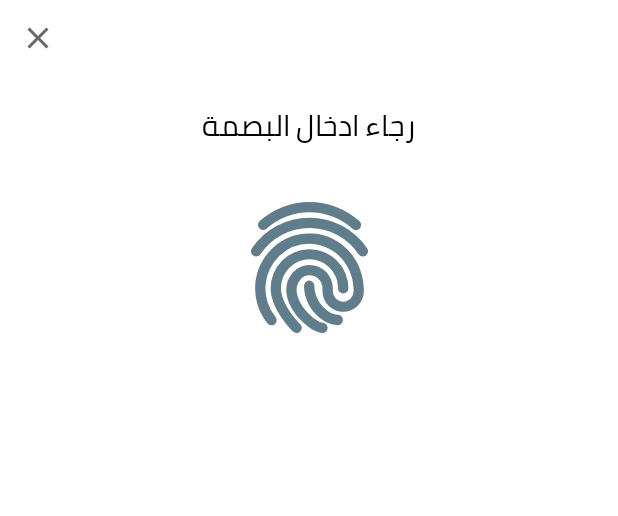
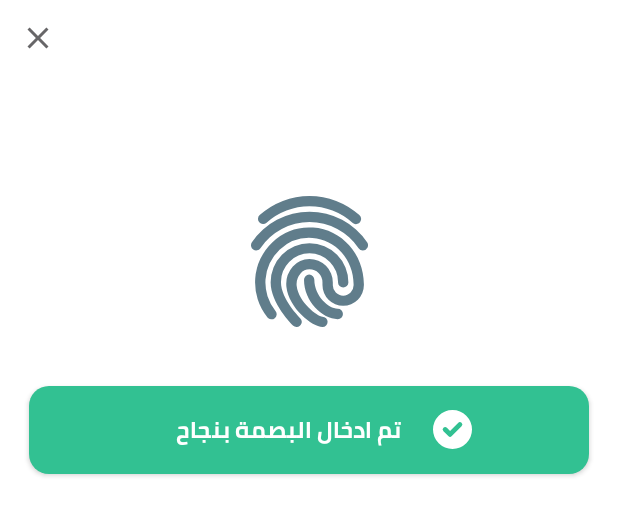
Before and after one commit to AbdelrahmanEsam/mawgood, an Android app: the layout print_succeded_bottom_sheet.xml on its own in the app's theme, with its tools: preview values and no code run, on a phone screen of 412 x 824 dp. Shown: the top 516 px of the screen. Run offline under Robolectric (Android 15) with nearby library versions, the phone set to English and light mode, and no system bars; Roboto replaces fonts that are not available here.

```diff
--- a/app/src/main/java/com/iraqsoft/mawgood/ApiProvider.kt
+++ b/app/src/main/java/com/iraqsoft/mawgood/ApiProvider.kt
@@ -20,8 +20,9 @@ import retrofit2.http.*
         @GET("/users")
         suspend fun getEmployees(@Query("company") company : String, @Query("branch") branch :String ): Response<GetResponse>
 
+        @FormUrlEncoded
         @POST("/reports/check")
-        suspend fun addAccurateCost(@Header("Authorization") authorization:String,): Response<CheckInAndOutResponse>
+        suspend fun check(@Field("employeeId") empId : String ): Response<CheckInAndOutResponse>
 
 
 
--- a/app/src/main/java/com/iraqsoft/mawgood/db/EmployeesDao.kt
+++ b/app/src/main/java/com/iraqsoft/mawgood/db/EmployeesDao.kt
@@ -16,6 +16,6 @@ interface EmployeesDao {
     fun addSelectedEmployees(selectedEmployees:List<GetResponseItem>)
 
     @Insert(onConflict =  OnConflictStrategy.REPLACE)
-    fun addSingleEmp(emp : GetResponseItem)
+    fun addSingleEmp(emp : GetResponseItem?)
 
 }
--- a/app/src/main/java/com/iraqsoft/mawgood/db/UserDatabase.kt
+++ b/app/src/main/java/com/iraqsoft/mawgood/db/UserDatabase.kt
@@ -8,7 +8,7 @@ import com.iraqsoft.mawgood.db.model.LoginCompanyResponse
 
 @Database(
     entities = [LoginCompanyResponse::class, Branch::class,GetResponseItem::class],
-    version = 2, exportSchema = false
+    version = 3, exportSchema = false
 )
 
 
--- a/app/src/main/java/com/iraqsoft/mawgood/repository/DefineEmployeeRepositoryEmp.kt
+++ b/app/src/main/java/com/iraqsoft/mawgood/repository/DefineEmployeeRepositoryEmp.kt
@@ -23,12 +23,11 @@ class DefineEmployeeRepositoryEmp(private val api : ApiProvider, private val use
     }
 
     override suspend fun requestEmployeesFromApi(companyId: String, branchId: String): AppResult<GetResponse>? {
-
-
        return try {
            val response =  api.getEmployees(companyId,branchId)
             if(response.isSuccessful){
                 response.body()?.let {
+                    Log.e("getItemsResponse" , response.body().toString())
                     withContext(Dispatchers.IO){
                         cacheEmployees(response.body()!!)
                     }
--- a/app/src/main/java/com/iraqsoft/mawgood/views/fragments/FingerPrintFragment.kt
+++ b/app/src/main/java/com/iraqsoft/mawgood/views/fragments/FingerPrintFragment.kt
@@ -28,7 +28,7 @@ class FingerPrintFragment : Fragment() {
     override fun onViewCreated(view: View, savedInstanceState: Bundle?) {
         super.onViewCreated(view, savedInstanceState)
         mViewDataBinding.viewModel = fingerPrintViewModel
-        fingerPrintViewModel.initFingerPrint()
+//        fingerPrintViewModel.initFingerPrint()
         btn_enrol.setOnClickListener{
             fingerPrintViewModel.getFingerPrint();
         }
--- a/app/src/main/java/com/iraqsoft/mawgood/views/fragments/MainFragment.kt
+++ b/app/src/main/java/com/iraqsoft/mawgood/views/fragments/MainFragment.kt
@@ -89,8 +89,7 @@ class MainFragment : Fragment(R.layout.fragment_main) {
 
     private fun navigateToFingerprintBottomSheet()
     {
-        nav.navigate(R.id.action_mainFragment_to_bottomSheetEmpPrint)
+        nav.navigate(MainFragmentDirections.actionMainFragmentToBottomSheetEmpPrint(null , -1))
     }
 
-
 }
--- a/app/src/main/java/com/iraqsoft/mawgood/views/fragments/PrintBottomSheet.kt
+++ b/app/src/main/java/com/iraqsoft/mawgood/views/fragments/PrintBottomSheet.kt
@@ -37,10 +37,6 @@ class PrintBottomSheet : BottomSheetDialogFragment() {
         }
         setData()
 
-
-
-
-
     }
 
     private fun setData(){
--- a/app/src/main/res/layout/print_succeded_bottom_sheet.xml
+++ b/app/src/main/res/layout/print_succeded_bottom_sheet.xml
@@ -1,6 +1,17 @@
 <?xml version="1.0" encoding="utf-8"?>
-<androidx.constraintlayout.widget.ConstraintLayout xmlns:android="http://schemas.android.com/apk/res/android"
-    xmlns:app="http://schemas.android.com/apk/res-auto"
+<layout xmlns:android="http://schemas.android.com/apk/res/android"
+    xmlns:app="http://schemas.android.com/apk/res-auto">
+
+    <data>
+
+        <import type="android.view.View" />
+
+        <variable
+            name="viewModel"
+            type="com.iraqsoft.mawgood.viewmodels.FingerPrintViewModel" />
+
+    </data>
+    <androidx.constraintlayout.widget.ConstraintLayout
         android:layout_width="match_parent"
         android:layout_height="wrap_content"
         android:background="@drawable/corner_radius"
@@ -23,7 +34,7 @@
             android:layout_width="wrap_content"
             android:layout_height="wrap_content"
             android:layout_marginTop="@dimen/_50sdp"
-        android:text="@string/please_enter_your_fingerprint"
+            android:text="@{viewModel.status}"
             android:textSize="@dimen/_15sdp"
             app:layout_constraintEnd_toEndOf="parent"
             app:layout_constraintStart_toStartOf="parent"
@@ -42,7 +53,7 @@
         <androidx.appcompat.widget.AppCompatButton
             android:id="@+id/doneButton"
             style="@style/cairo_bold_16"
-        android:visibility="gone"
+            android:visibility="@{viewModel.saveFingerprintSuccess ? View.VISIBLE : View.GONE}"
             android:layout_width="0dp"
             android:layout_height="@dimen/_45sdp"
             android:layout_marginStart="@dimen/_15sdp"
@@ -61,4 +72,17 @@
             app:layout_constraintStart_toStartOf="parent"
             app:layout_constraintTop_toBottomOf="@+id/fingerPrintImageView" />
 
+        <TextView
+            android:id="@+id/errorTextView"
+            style="@style/cairo_regular_16"
+            android:layout_width="wrap_content"
+            android:layout_height="wrap_content"
+            android:text="@{viewModel.fingerPrintError}"
+            android:textSize="@dimen/_15sdp"
+            app:layout_constraintBottom_toBottomOf="parent"
+            app:layout_constraintEnd_toEndOf="parent"
+            app:layout_constraintStart_toStartOf="parent"
+            app:layout_constraintTop_toBottomOf="@+id/doneButton" />
+
     </androidx.constraintlayout.widget.ConstraintLayout>
+</layout>
--- a/app/src/main/res/navigation/nav_graph.xml
+++ b/app/src/main/res/navigation/nav_graph.xml
@@ -45,7 +45,8 @@
         >
         <argument
             android:name="selectedEmp"
-            app:argType="com.iraqsoft.mawgood.db.model.GetResponse" />
+            app:argType="com.iraqsoft.mawgood.db.model.GetResponse"
+            app:nullable="true" />
         <argument
             android:name="position"
             app:argType="integer" />
```
Also changed, not shown: app/src/main/java/com/iraqsoft/mawgood/db/model/GetResponseItem.kt (+6 -1 lines), app/src/main/java/com/iraqsoft/mawgood/repository/FingerPrintRepository.kt (+34 -0 lines), app/src/main/java/com/iraqsoft/mawgood/repository/FingerPrintRpoInterface.kt (+8 -0 lines), app/src/main/java/com/iraqsoft/mawgood/viewmodels/DefineEmployeeViewModel.kt (+3 -4 lines), app/src/main/java/com/iraqsoft/mawgood/viewmodels/FingerPrintViewModel.kt (+66 -17 lines), app/src/main/java/com/iraqsoft/mawgood/views/fragments/BottomSheetEmpPrint.kt (+21 -5 lines), app/src/main/java/com/iraqsoft/mawgood/views/fragments/DefineEmployeeFragment.kt (+7 -1 lines), app/src/main/java/com/iraqsoft/mawgood/views/fragments/EnterYourCodeFragment.kt (+7 -1 lines). Lines whose indentation alone changed are shown as unchanged.
